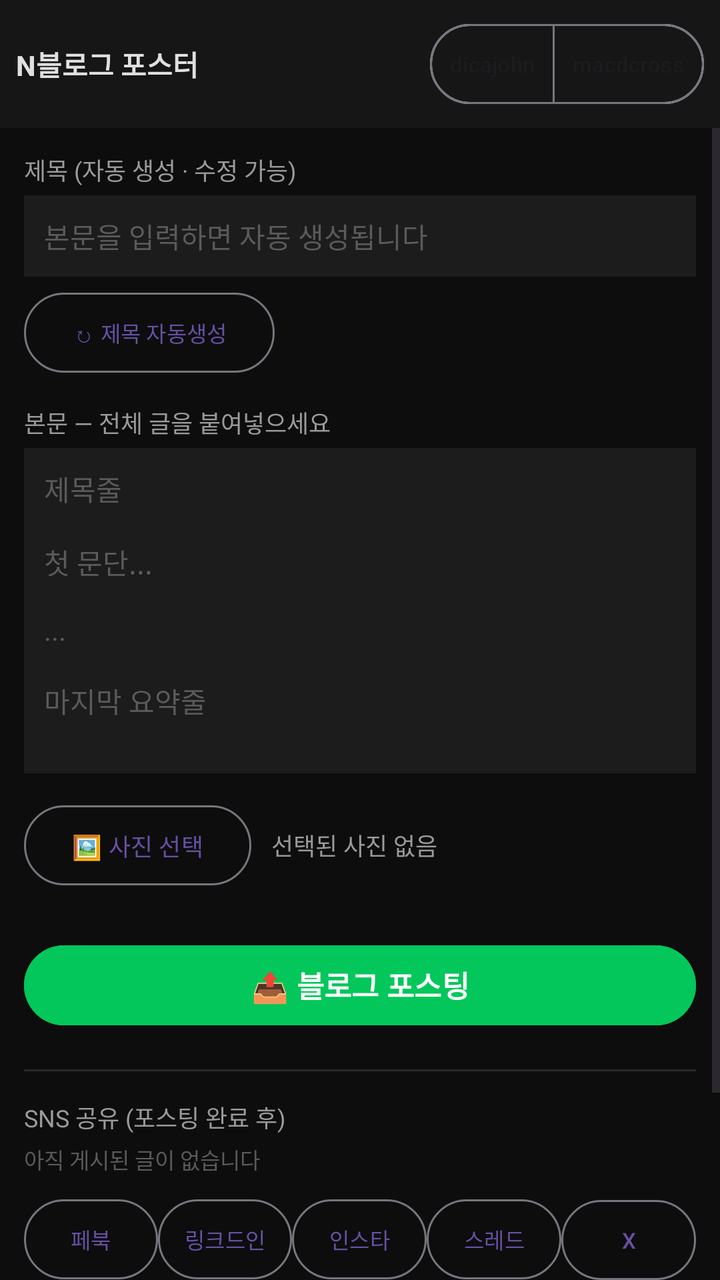
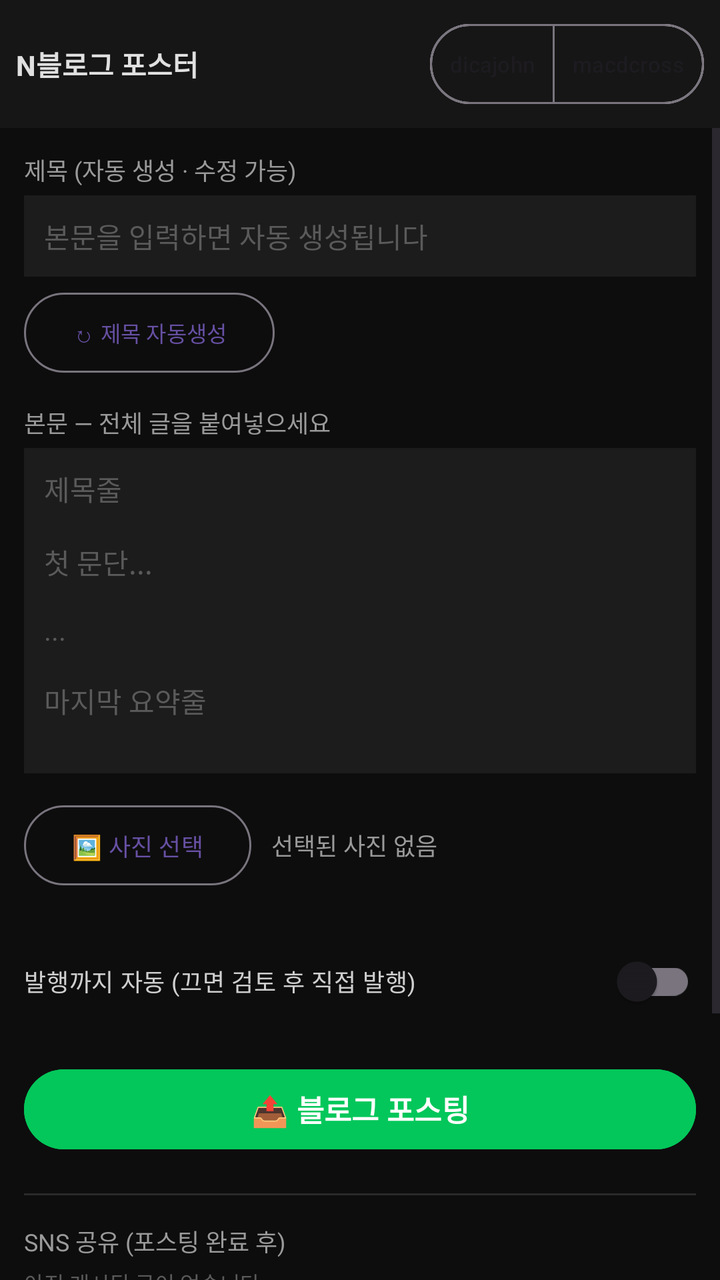

Before-and-after screenshots of an Android layout around one commit, followed by the original layout XML and the change that was made.
<!-- AndroidManifest.xml: application theme Theme.Nclaude -->
<!-- res/layout/activity_main.xml -->
<?xml version="1.0" encoding="utf-8"?>
<LinearLayout xmlns:android="http://schemas.android.com/apk/res/android"
    xmlns:app="http://schemas.android.com/apk/res-auto"
    android:layout_width="match_parent"
    android:layout_height="match_parent"
    android:orientation="vertical"
    android:background="#0d0d0d">

    
    <LinearLayout
        android:layout_width="match_parent"
        android:layout_height="wrap_content"
        android:orientation="horizontal"
        android:gravity="center_vertical"
        android:padding="8dp"
        android:background="#161616">

        <TextView
            android:layout_width="0dp"
            android:layout_height="wrap_content"
            android:layout_weight="1"
            android:text="N블로그 포스터"
            android:textColor="#e0e0e0"
            android:textSize="14sp"
            android:textStyle="bold" />

        <com.google.android.material.button.MaterialButtonToggleGroup
            android:id="@+id/accountGroup"
            android:layout_width="wrap_content"
            android:layout_height="wrap_content"
            app:singleSelection="true"
            app:selectionRequired="true">

            <com.google.android.material.button.MaterialButton
                android:id="@+id/btnAcc1"
                style="?attr/materialButtonOutlinedStyle"
                android:layout_width="wrap_content"
                android:layout_height="wrap_content"
                android:text="dicajohn"
                android:textSize="11sp"
                android:minWidth="0dp"
                android:paddingStart="10dp"
                android:paddingEnd="10dp" />

            <com.google.android.material.button.MaterialButton
                android:id="@+id/btnAcc2"
                style="?attr/materialButtonOutlinedStyle"
                android:layout_width="wrap_content"
                android:layout_height="wrap_content"
                android:text="macdcross"
                android:textSize="11sp"
                android:minWidth="0dp"
                android:paddingStart="10dp"
                android:paddingEnd="10dp" />
        </com.google.android.material.button.MaterialButtonToggleGroup>
    </LinearLayout>

    <ProgressBar
        android:id="@+id/progress"
        style="?android:attr/progressBarStyleHorizontal"
        android:layout_width="match_parent"
        android:layout_height="wrap_content"
        android:indeterminate="true"
        android:visibility="gone" />

    <TextView
        android:id="@+id/status"
        android:layout_width="match_parent"
        android:layout_height="wrap_content"
        android:padding="6dp"
        android:textColor="#7c6ff7"
        android:textSize="12sp"
        android:visibility="gone" />

    
    <FrameLayout
        android:layout_width="match_parent"
        android:layout_height="0dp"
        android:layout_weight="1">

        <ScrollView
            android:id="@+id/form"
            android:layout_width="match_parent"
            android:layout_height="match_parent"
            android:fillViewport="true">

            <LinearLayout
                android:layout_width="match_parent"
                android:layout_height="wrap_content"
                android:orientation="vertical"
                android:padding="12dp">

                <TextView
                    android:layout_width="wrap_content"
                    android:layout_height="wrap_content"
                    android:text="제목 (자동 생성 · 수정 가능)"
                    android:textColor="#9a9a9a"
                    android:textSize="12sp" />

                <EditText
                    android:id="@+id/titleInput"
                    android:layout_width="match_parent"
                    android:layout_height="wrap_content"
                    android:hint="본문을 입력하면 자동 생성됩니다"
                    android:textColor="#f0f0f0"
                    android:textColorHint="#5a5a5a"
                    android:textSize="14sp"
                    android:background="#1c1c1c"
                    android:padding="10dp"
                    android:layout_marginTop="4dp"
                    android:inputType="textMultiLine"
                    android:maxLines="3" />

                <Button
                    android:id="@+id/btnGenTitle"
                    style="?attr/materialButtonOutlinedStyle"
                    android:layout_width="wrap_content"
                    android:layout_height="wrap_content"
                    android:layout_marginTop="4dp"
                    android:text="↻ 제목 자동생성"
                    android:textSize="11sp" />

                <TextView
                    android:layout_width="wrap_content"
                    android:layout_height="wrap_content"
                    android:layout_marginTop="12dp"
                    android:text="본문 — 전체 글을 붙여넣으세요"
                    android:textColor="#9a9a9a"
                    android:textSize="12sp" />

                <EditText
                    android:id="@+id/contentInput"
                    android:layout_width="match_parent"
                    android:layout_height="wrap_content"
                    android:hint="제목줄\n\n첫 문단...\n\n...\n\n마지막 요약줄"
                    android:textColor="#f0f0f0"
                    android:textColorHint="#5a5a5a"
                    android:textSize="14sp"
                    android:background="#1c1c1c"
                    android:padding="10dp"
                    android:layout_marginTop="4dp"
                    android:gravity="top"
                    android:minLines="8"
                    android:inputType="textMultiLine|textCapSentences" />

                
                <LinearLayout
                    android:layout_width="match_parent"
                    android:layout_height="wrap_content"
                    android:orientation="horizontal"
                    android:gravity="center_vertical"
                    android:layout_marginTop="12dp">

                    <Button
                        android:id="@+id/btnPickPhotos"
                        style="?attr/materialButtonOutlinedStyle"
                        android:layout_width="wrap_content"
                        android:layout_height="wrap_content"
                        android:text="🖼 사진 선택"
                        android:textSize="12sp" />

                    <TextView
                        android:id="@+id/photoCount"
                        android:layout_width="0dp"
                        android:layout_height="wrap_content"
                        android:layout_weight="1"
                        android:layout_marginStart="10dp"
                        android:text="선택된 사진 없음"
                        android:textColor="#9a9a9a"
                        android:textSize="12sp" />

                    <Button
                        android:id="@+id/btnClearPhotos"
                        style="?attr/materialButtonOutlinedStyle"
                        android:layout_width="wrap_content"
                        android:layout_height="wrap_content"
                        android:text="비우기"
                        android:textSize="11sp"
                        android:visibility="gone" />
                </LinearLayout>

                <HorizontalScrollView
                    android:layout_width="match_parent"
                    android:layout_height="wrap_content"
                    android:layout_marginTop="6dp"
                    android:scrollbars="none">

                    <LinearLayout
                        android:id="@+id/photoStrip"
                        android:layout_width="wrap_content"
                        android:layout_height="wrap_content"
                        android:orientation="horizontal" />
                </HorizontalScrollView>

                
                <Button
                    android:id="@+id/btnPost"
                    android:layout_width="match_parent"
                    android:layout_height="wrap_content"
                    android:layout_marginTop="16dp"
                    android:text="📤 블로그 포스팅"
                    android:textSize="15sp"
                    android:textStyle="bold"
                    android:backgroundTint="#03c75a"
                    android:textColor="#ffffff" />

                <View
                    android:layout_width="match_parent"
                    android:layout_height="1dp"
                    android:layout_marginTop="18dp"
                    android:background="#2a2a2a" />

                <TextView
                    android:layout_width="wrap_content"
                    android:layout_height="wrap_content"
                    android:layout_marginTop="14dp"
                    android:text="SNS 공유 (포스팅 완료 후)"
                    android:textColor="#9a9a9a"
                    android:textSize="12sp" />

                <TextView
                    android:id="@+id/postedUrl"
                    android:layout_width="match_parent"
                    android:layout_height="wrap_content"
                    android:layout_marginTop="4dp"
                    android:text="아직 게시된 글이 없습니다"
                    android:textColor="#5a5a5a"
                    android:textSize="11sp"
                    android:autoLink="web" />

                <LinearLayout
                    android:layout_width="match_parent"
                    android:layout_height="wrap_content"
                    android:orientation="horizontal"
                    android:layout_marginTop="8dp">

                    <Button android:id="@+id/btnFb" style="?attr/materialButtonOutlinedStyle"
                        android:layout_width="0dp" android:layout_height="wrap_content"
                        android:layout_weight="1" android:minWidth="0dp"
                        android:text="페북" android:textSize="11sp"
                        android:paddingStart="2dp" android:paddingEnd="2dp" />

                    <Button android:id="@+id/btnLi" style="?attr/materialButtonOutlinedStyle"
                        android:layout_width="0dp" android:layout_height="wrap_content"
                        android:layout_weight="1" android:minWidth="0dp"
                        android:text="링크드인" android:textSize="11sp"
                        android:paddingStart="2dp" android:paddingEnd="2dp" />

                    <Button android:id="@+id/btnIg" style="?attr/materialButtonOutlinedStyle"
                        android:layout_width="0dp" android:layout_height="wrap_content"
                        android:layout_weight="1" android:minWidth="0dp"
                        android:text="인스타" android:textSize="11sp"
                        android:paddingStart="2dp" android:paddingEnd="2dp" />

                    <Button android:id="@+id/btnTh" style="?attr/materialButtonOutlinedStyle"
                        android:layout_width="0dp" android:layout_height="wrap_content"
                        android:layout_weight="1" android:minWidth="0dp"
                        android:text="스레드" android:textSize="11sp"
                        android:paddingStart="2dp" android:paddingEnd="2dp" />

                    <Button android:id="@+id/btnX" style="?attr/materialButtonOutlinedStyle"
                        android:layout_width="0dp" android:layout_height="wrap_content"
                        android:layout_weight="1" android:minWidth="0dp"
                        android:text="X" android:textSize="11sp"
                        android:paddingStart="2dp" android:paddingEnd="2dp" />
                </LinearLayout>

                <Button
                    android:id="@+id/btnPostAll"
                    android:layout_width="match_parent"
                    android:layout_height="wrap_content"
                    android:layout_marginTop="8dp"
                    android:text="🚀 전체 SNS 일괄 포스팅"
                    android:textSize="14sp"
                    android:textStyle="bold"
                    android:backgroundTint="#7c6ff7"
                    android:textColor="#ffffff" />

                <View
                    android:layout_width="match_parent"
                    android:layout_height="40dp" />
            </LinearLayout>
        </ScrollView>

        
        <WebView
            android:id="@+id/web"
            android:layout_width="match_parent"
            android:layout_height="match_parent"
            android:visibility="gone" />
    </FrameLayout>
</LinearLayout>
<!-- resources referenced by this layout -->
<resources>
  <style name="Theme.Nclaude" parent="Theme.Material3.DayNight.NoActionBar">
          <item name="android:windowBackground">#0d0d0d</item>
          <item name="android:statusBarColor">#0d0d0d</item>
      </style>
</resources>

<!-- the commit's change to res/layout/activity_main.xml (unified diff, before → after) -->
@@ -73,6 +73,20 @@
         android:visibility="gone" />
 
     
+    <TextView
+        android:id="@+id/debugLog"
+        android:layout_width="match_parent"
+        android:layout_height="wrap_content"
+        android:padding="6dp"
+        android:background="#0a0a0a"
+        android:fontFamily="monospace"
+        android:textColor="#5fae5f"
+        android:textSize="9sp"
+        android:maxLines="7"
+        android:scrollbars="vertical"
+        android:visibility="gone" />
+
+    
     <FrameLayout
         android:layout_width="match_parent"
         android:layout_height="0dp"
@@ -193,6 +207,17 @@
                 </HorizontalScrollView>
 
                 
+                <androidx.appcompat.widget.SwitchCompat
+                    android:id="@+id/autoPublishSwitch"
+                    android:layout_width="match_parent"
+                    android:layout_height="wrap_content"
+                    android:layout_marginTop="14dp"
+                    android:text="발행까지 자동 (끄면 검토 후 직접 발행)"
+                    android:textColor="#cfcfcf"
+                    android:textSize="12sp"
+                    android:checked="false" />
+
+                
                 <Button
                     android:id="@+id/btnPost"
                     android:layout_width="match_parent"
